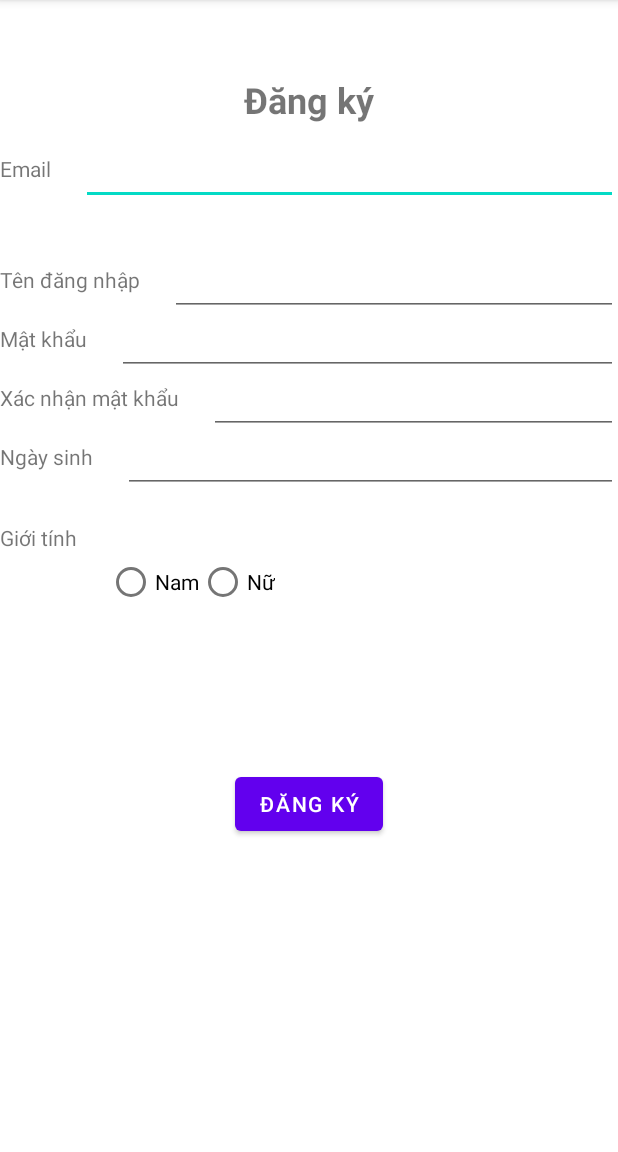
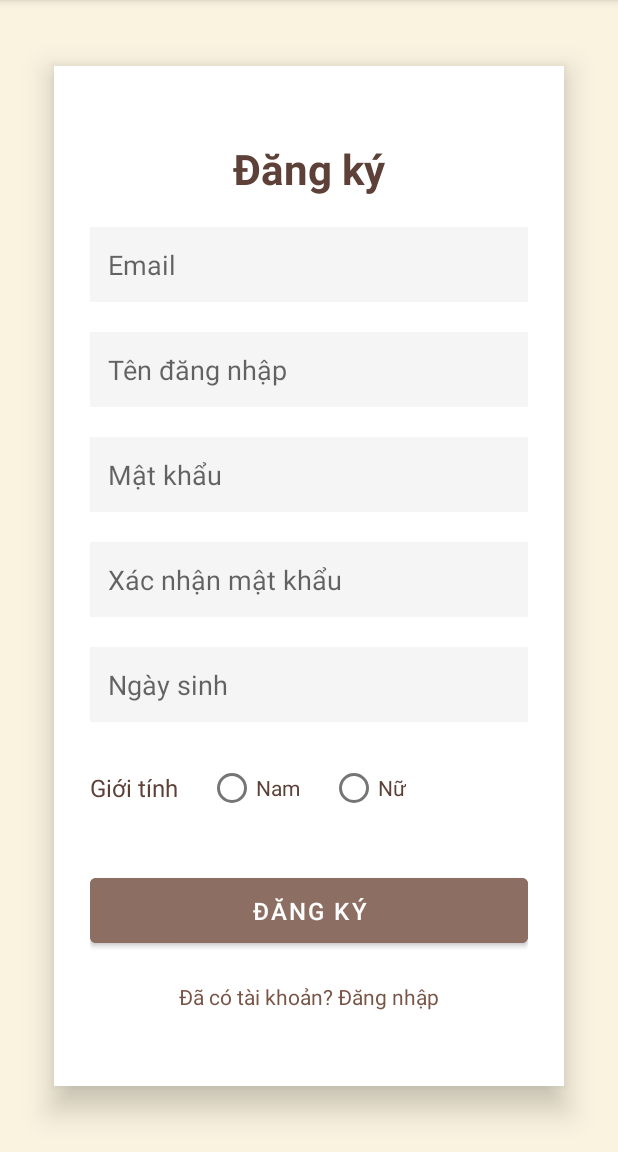
Before and after one commit to duywin/BasicAndroid_ReadingApp, an Android app: the Register screen opened directly, with no data from a screen before it, on a phone screen of 412 x 824 dp, the part 84-1236 px from its top. Run offline under Robolectric (Android 15) with nearby library versions, the phone set to English and light mode, and no system bars.

Commit message:
Layout remaster: Login & Register

```diff
--- a/app/src/main/java/com/example/readingapp/Register.java
+++ b/app/src/main/java/com/example/readingapp/Register.java
@@ -25,13 +25,13 @@ public class Register extends AppCompatActivity {
 
         dbHelper = new DatabaseHelper(this);
 
-        edtEmail = findViewById(R.id.EdtEmail);
-        edtName = findViewById(R.id.EdtName);
-        edtPass = findViewById(R.id.EdtPass);
-        edtRePass = findViewById(R.id.EdtRePass);
-        edtDOB = findViewById(R.id.EdtDOB);
+        edtEmail = findViewById(R.id.Edt_Email);
+        edtName = findViewById(R.id.Edt_Username);
+        edtPass = findViewById(R.id.Edt_Password);
+        edtRePass = findViewById(R.id.Edt_RePassword);
+        edtDOB = findViewById(R.id.Edt_DOB);
         groupGender = findViewById(R.id.GroupGender);
-        btnRegister = findViewById(R.id.BtnRegi);
+        btnRegister = findViewById(R.id.Btn_Register);
 
         btnRegister.setOnClickListener(v -> registerUser());
     }
@@ -43,7 +43,7 @@ public class Register extends AppCompatActivity {
         String confirmPassword = edtRePass.getText().toString();
         String dob = edtDOB.getText().toString().trim();
         int selectedGenderId = groupGender.getCheckedRadioButtonId();
-        boolean gender = selectedGenderId == R.id.BtnNam; // true for Nam, false for Nữ
+        boolean gender = selectedGenderId == R.id.Btn_Nam; // true for Nam, false for Nữ
         int type = 1; // Always 1
 
         // Validation Checks
--- a/app/src/main/res/layout/activity_register.xml
+++ b/app/src/main/res/layout/activity_register.xml
@@ -1,156 +1,159 @@
 <?xml version="1.0" encoding="utf-8"?>
-<RelativeLayout xmlns:android="http://schemas.android.com/apk/res/android"
+<LinearLayout xmlns:android="http://schemas.android.com/apk/res/android"
     xmlns:app="http://schemas.android.com/apk/res-auto"
     xmlns:tools="http://schemas.android.com/tools"
     android:layout_width="match_parent"
     android:layout_height="match_parent"
+    android:orientation="vertical"
+    android:gravity="center"
+    android:background="#FAF3E0"
     tools:context=".Register">
 
-    <!-- Centered Label -->
+    <!-- Container với nền trắng bo góc -->
+    <LinearLayout
+        android:layout_width="340dp"
+        android:layout_height="680dp"
+        android:orientation="vertical"
+        android:background="#FFFFFF"
+        android:elevation="12dp"
+        android:padding="24dp"
+        android:layout_margin="20dp"
+        android:gravity="center">
+
+        <!-- Tiêu đề Đăng Ký -->
         <TextView
-        android:id="@+id/TwLabel"
+            android:id="@+id/Tw_Register"
             android:layout_width="wrap_content"
             android:layout_height="wrap_content"
-        android:layout_centerHorizontal="true"
-        android:layout_marginTop="50dp"
             android:text="Đăng ký"
-        android:textSize="24sp"
-        android:textStyle="bold" />
+            android:textSize="28sp"
+            android:textStyle="bold"
+            android:textColor="#5D4037"
+            android:layout_gravity="center"/>
 
         <!-- Email -->
+        <EditText
+            android:id="@+id/Edt_Email"
+            android:layout_width="match_parent"
+            android:layout_height="50dp"
+            android:layout_marginTop="20dp"
+            android:background="#F5F5F5"
+            android:hint="Email"
+
+            android:padding="12dp"
+            android:textColor="#5D4037" />
+
+        <!-- Tên đăng nhập -->
+        <EditText
+            android:id="@+id/Edt_Username"
+            android:layout_width="match_parent"
+            android:layout_height="50dp"
+            android:hint="Tên đăng nhập"
+
+            android:textColor="#5D4037"
+            android:background="#F5F5F5"
+            android:padding="12dp"
+            android:layout_marginTop="20dp"/>
+
+        <!-- Mật khẩu -->
+        <EditText
+            android:id="@+id/Edt_Password"
+            android:layout_width="match_parent"
+            android:layout_height="50dp"
+            android:hint="Mật khẩu"
+
+            android:textColor="#5D4037"
+            android:background="#F5F5F5"
+            android:padding="12dp"
+            android:layout_marginTop="20dp"
+            android:inputType="textPassword"/>
+
+        <!-- Xác nhận mật khẩu -->
+        <EditText
+            android:id="@+id/Edt_RePassword"
+            android:layout_width="match_parent"
+            android:layout_height="50dp"
+            android:hint="Xác nhận mật khẩu"
+
+            android:textColor="#5D4037"
+            android:background="#F5F5F5"
+            android:padding="12dp"
+            android:layout_marginTop="20dp"
+            android:inputType="textPassword"/>
+
+        <!-- Ngày sinh -->
+        <EditText
+            android:id="@+id/Edt_DOB"
+            android:layout_width="match_parent"
+            android:layout_height="50dp"
+            android:hint="Ngày sinh"
+
+            android:textColor="#5D4037"
+            android:background="#F5F5F5"
+            android:padding="12dp"
+            android:layout_marginTop="20dp"
+            android:inputType="date"/>
+
+        <!-- Giới tính -->
+        <LinearLayout
+            android:layout_width="match_parent"
+            android:layout_height="wrap_content"
+            android:layout_marginTop="20dp"
+            android:orientation="horizontal"
+            android:gravity="center_vertical">
+
             <TextView
-        android:id="@+id/TwEmail"
+                android:id="@+id/Tw_Gender"
                 android:layout_width="wrap_content"
                 android:layout_height="wrap_content"
-        android:layout_below="@id/TwLabel"
-        android:layout_marginTop="20dp"
-        android:text="Email" />
-
-    <EditText
-        android:id="@+id/EdtEmail"
-        android:layout_width="match_parent"
-        android:layout_height="48dp"
-        android:layout_toEndOf="@id/TwEmail"
-        android:layout_alignBaseline="@id/TwEmail"
-        android:layout_marginStart="20dp"
-        android:ems="10"
-        android:inputType="textEmailAddress" />
-
-    <!-- Username -->
-    <TextView
-        android:id="@+id/TwName"
-        android:layout_width="wrap_content"
-        android:layout_height="wrap_content"
-        android:layout_below="@id/EdtEmail"
-        android:layout_marginTop="20dp"
-        android:paddingTop="20dp"
-        android:text="Tên đăng nhập" />
-
-    <EditText
-        android:id="@+id/EdtName"
-        android:layout_width="match_parent"
-        android:layout_height="48dp"
-        android:layout_toEndOf="@id/TwName"
-        android:layout_alignBaseline="@id/TwName"
-        android:layout_marginStart="20dp"
-        android:ems="10"
-        android:inputType="textPersonName" />
-
-    <!-- Password -->
-    <TextView
-        android:id="@+id/TwPass"
-        android:layout_width="wrap_content"
-        android:layout_height="wrap_content"
-        android:layout_below="@id/TwName"
-        android:layout_marginTop="20dp"
-        android:text="Mật khẩu" />
-
-    <EditText
-        android:id="@+id/EdtPass"
-        android:layout_width="match_parent"
-        android:layout_height="48dp"
-        android:layout_toEndOf="@id/TwPass"
-        android:layout_alignBaseline="@id/TwPass"
-        android:layout_marginStart="20dp"
-        android:ems="10"
-        android:inputType="textPassword" />
-
-    <!-- Confirm Password -->
-    <TextView
-        android:id="@+id/TwRePass"
-        android:layout_width="wrap_content"
-        android:layout_height="wrap_content"
-        android:layout_below="@id/TwPass"
-        android:layout_marginTop="20dp"
-        android:text="Xác nhận mật khẩu" />
-
-    <EditText
-        android:id="@+id/EdtRePass"
-        android:layout_width="match_parent"
-        android:layout_height="48dp"
-        android:layout_toEndOf="@id/TwRePass"
-        android:layout_alignBaseline="@id/TwRePass"
-        android:layout_marginStart="20dp"
-        android:ems="10"
-        android:inputType="textPassword" />
-
-    <!-- Date of Birth -->
-    <TextView
-        android:id="@+id/TwDOB"
-        android:layout_width="wrap_content"
-        android:layout_height="wrap_content"
-        android:layout_below="@id/TwRePass"
-        android:layout_marginTop="20dp"
-        android:text="Ngày sinh" />
-
-    <EditText
-        android:id="@+id/EdtDOB"
-        android:layout_width="match_parent"
-        android:layout_height="48dp"
-        android:layout_toEndOf="@id/TwDOB"
-        android:layout_alignBaseline="@id/TwDOB"
-        android:layout_marginStart="20dp"
-        android:ems="10"
-        android:inputType="date" />
-
-    <!-- Gender -->
-    <TextView
-        android:id="@+id/TwGender"
-        android:layout_width="wrap_content"
-        android:layout_height="wrap_content"
-        android:layout_below="@id/EdtDOB"
-        android:layout_marginTop="20dp"
-        android:text="Giới tính" />
+                android:text="Giới tính"
+                android:textSize="16sp"
+                android:textColor="#5D4037"
+                android:layout_marginEnd="20dp"/>
 
             <RadioGroup
                 android:id="@+id/GroupGender"
                 android:layout_width="wrap_content"
                 android:layout_height="wrap_content"
-        android:layout_toEndOf="@id/TwGender"
-        android:layout_alignBaseline="@id/TwGender"
-        android:layout_marginStart="20dp"
                 android:orientation="horizontal">
 
                 <RadioButton
-            android:id="@+id/BtnNam"
+                    android:id="@+id/Btn_Nam"
                     android:layout_width="wrap_content"
                     android:layout_height="wrap_content"
-            android:text="Nam" />
+                    android:text="Nam"
+                    android:textColor="#5D4037"/>
 
                 <RadioButton
-            android:id="@+id/BtnNu"
+                    android:id="@+id/Btn_Nu"
                     android:layout_width="wrap_content"
                     android:layout_height="wrap_content"
-            android:text="Nữ" />
+                    android:text="Nữ"
+                    android:textColor="#5D4037"
+                    android:layout_marginStart="20dp"/>
             </RadioGroup>
+        </LinearLayout>
 
-    <!-- Register Button -->
+        <!-- Nút Đăng ký -->
         <Button
-        android:id="@+id/BtnRegi"
+            android:id="@+id/Btn_Register"
+            android:layout_width="match_parent"
+            android:layout_height="55dp"
+            android:text="Đăng ký"
+            android:textSize="16sp"
+            android:textColor="#FFFFFF"
+            android:backgroundTint="#8D6E63"
+            android:layout_marginTop="30dp"/>
+
+        <!-- Đã có tài khoản -->
+        <TextView
+            android:id="@+id/Tw_HaveAccount"
             android:layout_width="wrap_content"
             android:layout_height="wrap_content"
-        android:layout_below="@id/GroupGender"
-        android:layout_centerHorizontal="true"
-        android:layout_marginTop="100dp"
-        android:text="Đăng ký" />
-</RelativeLayout>
+            android:text="Đã có tài khoản? Đăng nhập"
+            android:textSize="14sp"
+            android:textColor="#795548"
+            android:layout_gravity="center"
+            android:layout_marginTop="20dp"/>
+    </LinearLayout>
+</LinearLayout>
```
Also changed, not shown: app/src/main/res/layout/log_in.xml (+79 -71 lines). Lines whose indentation alone changed are shown as unchanged.
